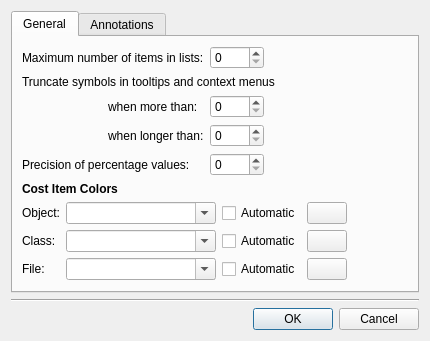
Above: kcachegrind/configdlgbase.ui from KDE/kcachegrind before the change. Below: the same form after it.
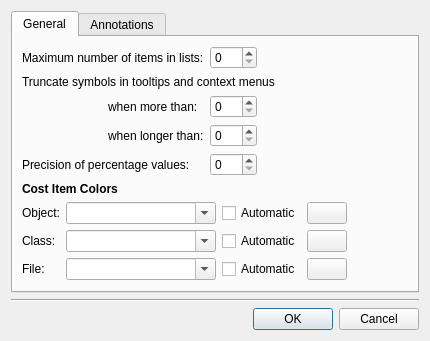
That is the form after the change. Custom widgets are drawn as their Qt base class.

```diff
--- a/kcachegrind/configdlgbase.ui
+++ b/kcachegrind/configdlgbase.ui
@@ -131,7 +131,7 @@
            <item row="0" column="2">
             <widget class="KIntSpinBox" name="maxListEdit">
              <property name="maximum">
-              <number>9999</number>
+              <number>499</number>
              </property>
             </widget>
            </item>
```
Left out of the diff: 3 changed lines with no effect on the pictures.
